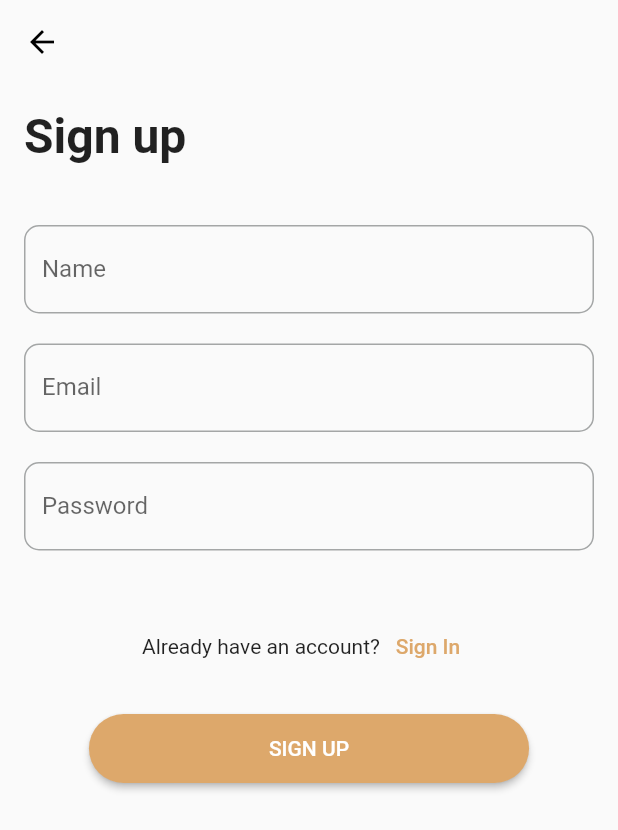
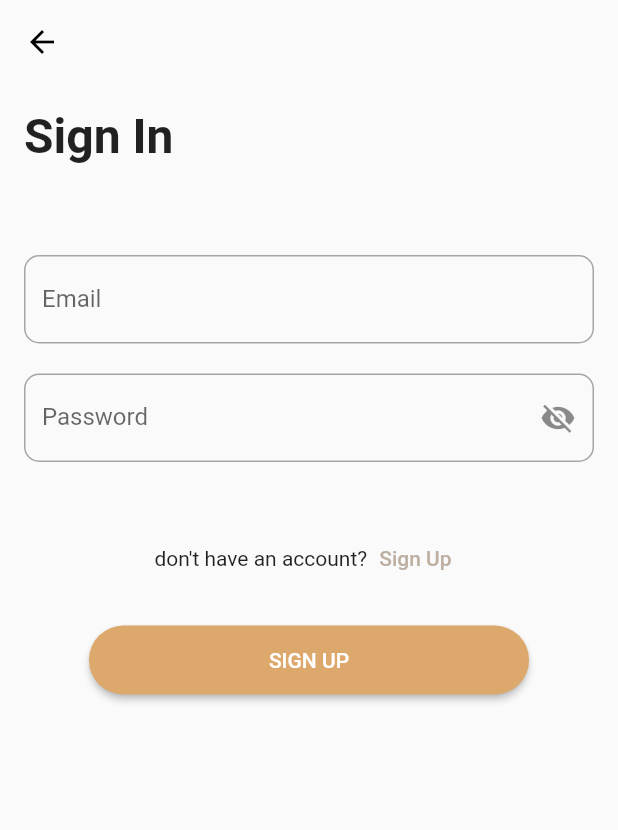
Before and after one commit to 1shtalica/CoffeJava---PPB, a Flutter app: the screen it shows after launch, on a phone screen of 412 x 824 dp. Shown: the top 830 px of the screen. Run offline on Flutter 3.47's test engine with Material 3 defaults, Android fonts, the phone set to English and light mode, and no system bars.

Commit message:
menambahkan halaman login

```diff
--- a/lib/main.dart
+++ b/lib/main.dart
@@ -1,4 +1,5 @@
 import 'package:flutter/material.dart';
+import 'Screens/sign_in.dart';
 
 void main() {
   runApp(const MyApp());
@@ -7,148 +8,16 @@ void main() {
 class MyApp extends StatelessWidget {
   const MyApp({super.key});
 
-  // This widget is the root of your application.
   @override
   Widget build(BuildContext context) {
     return MaterialApp(
       title: 'Flutter Demo',
       theme: ThemeData(
-        // This is the theme of your application.
-        //
-        // TRY THIS: Try running your application with "flutter run". You'll see
-        // the application has a purple toolbar. Then, without quitting the app,
-        // try changing the seedColor in the colorScheme below to Colors.green
-        // and then invoke "hot reload" (save your changes or press the "hot
-        // reload" button in a Flutter-supported IDE, or press "r" if you used
-        // the command line to start the app).
-        //
-        // Notice that the counter didn't reset back to zero; the application
-        // state is not lost during the reload. To reset the state, use hot
-        // restart instead.
-        //
-        // This works for code too, not just values: Most code changes can be
-        // tested with just a hot reload.
         colorScheme: ColorScheme.fromSeed(seedColor: Colors.white),
         useMaterial3: false,
       ),
-      home: const MyHomePage(title: 'Flutter Demo Home Page'),
+      home: const SignInPage(title: 'Flutter Demo Home Page'),
       debugShowCheckedModeBanner: false,
     );
   }
 }
-
-class MyHomePage extends StatefulWidget {
-  const MyHomePage({super.key, required this.title});
-
-  // This widget is the home page of your application. It is stateful, meaning
-  // that it has a State object (defined below) that contains fields that affect
-  // how it looks.
-
-  // This class is the configuration for the state. It holds the values (in this
-  // case the title) provided by the parent (in this case the App widget) and
-  // used by the build method of the State. Fields in a Widget subclass are
-  // always marked "final".
-
-  final String title;
-
-  @override
-  State<MyHomePage> createState() => _MyHomePageState();
-}
-
-class _MyHomePageState extends State<MyHomePage> {
-  @override
-  Widget build(BuildContext context) {
-    // This method is rerun every time setState is called, for instance as done
-    // by the _incrementCounter method above.
-    //
-    // The Flutter framework has been optimized to make rerunning build methods
-    // fast, so that you can just rebuild anything that needs updating rather
-    // than having to individually change instances of widgets.
-    return Scaffold(
-      appBar: AppBar(
-        elevation: 0,
-        backgroundColor: Colors.transparent,
-        leading: IconButton(
-          icon: Icon(Icons.arrow_back, color: Colors.black),
-          onPressed: () {},
-        ),
-      ),
-      body: Padding(
-        padding: const EdgeInsets.all(16.0),
-        child: Column(
-          crossAxisAlignment: CrossAxisAlignment.start,
-          children: [
-            Text(
-              'Sign up',
-              style: TextStyle(
-                fontSize: 32,
-                fontWeight: FontWeight.bold,
-              ),
-            ),
-            SizedBox(height: 40),
-            TextField(
-              decoration: InputDecoration(
-                labelText: 'Name',
-                border: OutlineInputBorder(
-                  borderRadius: BorderRadius.circular(10.0),
-                ),
-              ),
-            ),
-            SizedBox(height: 20),
-            TextField(
-              decoration: InputDecoration(
-                labelText: 'Email',
-                border: OutlineInputBorder(
-                  borderRadius: BorderRadius.circular(10.0),
-                ),
-              ),
-            ),
-            SizedBox(height: 20),
-            TextField(
-              obscureText: true,
-              decoration: InputDecoration(
-                labelText: 'Password',
-                border: OutlineInputBorder(
-                  borderRadius: BorderRadius.circular(10.0),
-                ),
-              ),
-            ),
-            SizedBox(height: 40),
-            Row(
-              mainAxisAlignment: MainAxisAlignment.center,
-              children: [
-                Text('Already have an account?'),
-                TextButton(
-                  onPressed: () {},
-                  child: Text(
-                    'Sign In',
-                    style: TextStyle(color: Color(0xFFDDA86B)),
-                  ),
-                ),
-              ],
-            ),
-            SizedBox(height: 20),
-            Center(
-              child: ElevatedButton(
-                onPressed: () {},
-                style: ElevatedButton.styleFrom(
-                  backgroundColor: Color(0xFFDDA86B),
-                  padding: EdgeInsets.symmetric(horizontal: 120, vertical: 15),
-                  shape: RoundedRectangleBorder(
-                    borderRadius: BorderRadius.circular(30.0),
-                  ),
-                ),
-                child: Text(
-                  'SIGN UP',
-                  style: TextStyle(
-                    color: Colors.white,
-                  ),
-                ),
-              ),
-            ),
-          ],
-        ),
-      ),
-    );
-  }
-}
--- /dev/null
+++ b/lib/screens/sign_in.dart
@@ -0,0 +1,115 @@
+import 'package:flutter/material.dart';
+import 'sign_up.dart';
+
+class SignInPage extends StatefulWidget {
+  const SignInPage({super.key, required this.title});
+
+  final String title;
+
+  @override
+  State<SignInPage> createState() => _SignInPageState();
+}
+
+class _SignInPageState extends State<SignInPage> {
+  bool _isPasswordHidden = true;
+
+  @override
+  Widget build(BuildContext context) {
+    return Scaffold(
+      appBar: AppBar(
+        elevation: 0,
+        backgroundColor: Colors.transparent,
+        leading: IconButton(
+          icon: const Icon(Icons.arrow_back, color: Colors.black),
+          onPressed: () {},
+        ),
+      ),
+      body: SingleChildScrollView(
+          child: Padding(
+        padding: const EdgeInsets.all(16.0),
+        child: Column(
+          crossAxisAlignment: CrossAxisAlignment.start,
+          children: [
+            const Text(
+              'Sign In',
+              style: TextStyle(
+                fontSize: 32,
+                fontWeight: FontWeight.bold,
+              ),
+            ),
+            const SizedBox(height: 40),
+            const SizedBox(height: 20),
+            TextField(
+              decoration: InputDecoration(
+                labelText: 'Email',
+                border: OutlineInputBorder(
+                  borderRadius: BorderRadius.circular(10.0),
+                ),
+              ),
+            ),
+            const SizedBox(height: 20),
+            TextField(
+              obscureText: _isPasswordHidden,
+              decoration: InputDecoration(
+                  labelText: 'Password',
+                  border: OutlineInputBorder(
+                    borderRadius: BorderRadius.circular(10.0),
+                  ),
+                  suffixIcon: IconButton(
+                      onPressed: () {
+                        setState(() {
+                          _isPasswordHidden = !_isPasswordHidden;
+                        });
+                      },
+                      icon: Icon(
+                        _isPasswordHidden
+                            ? Icons.visibility_off
+                            : Icons.visibility,
+                      ))),
+            ),
+            const SizedBox(height: 40),
+            Row(
+              mainAxisAlignment: MainAxisAlignment.center,
+              children: [
+                const Text("don't have an account?"),
+                TextButton(
+                  onPressed: () {
+                    Navigator.push(
+                        context,
+                        MaterialPageRoute(
+                            builder: (context) =>
+                                const SignUpPage(title: "sign up")));
+                  },
+                  child: const Text(
+                    'Sign Up',
+                    style: TextStyle(color: Color.fromARGB(255, 189, 176, 162)),
+                  ),
+                ),
+              ],
+            ),
+            const SizedBox(height: 20),
+            Center(
+              child: ElevatedButton(
+                onPressed: () {},
+                style: ElevatedButton.styleFrom(
+                  backgroundColor: const Color(0xFFDDA86B),
+                  padding:
+                      const EdgeInsets.symmetric(horizontal: 120, vertical: 15),
+                  shape: RoundedRectangleBorder(
+                    borderRadius: BorderRadius.circular(30.0),
+                  ),
+                ),
+                child: const Text(
+                  'SIGN UP',
+                  style: TextStyle(
+                    color: Colors.white,
+                  ),
+                ),
+              ),
+            ),
+          ],
+        ),
+      )),
+    );
+  }
+}
```
Also changed, not shown: lib/screens/sign_up.dart (added, +145 -0 lines).
